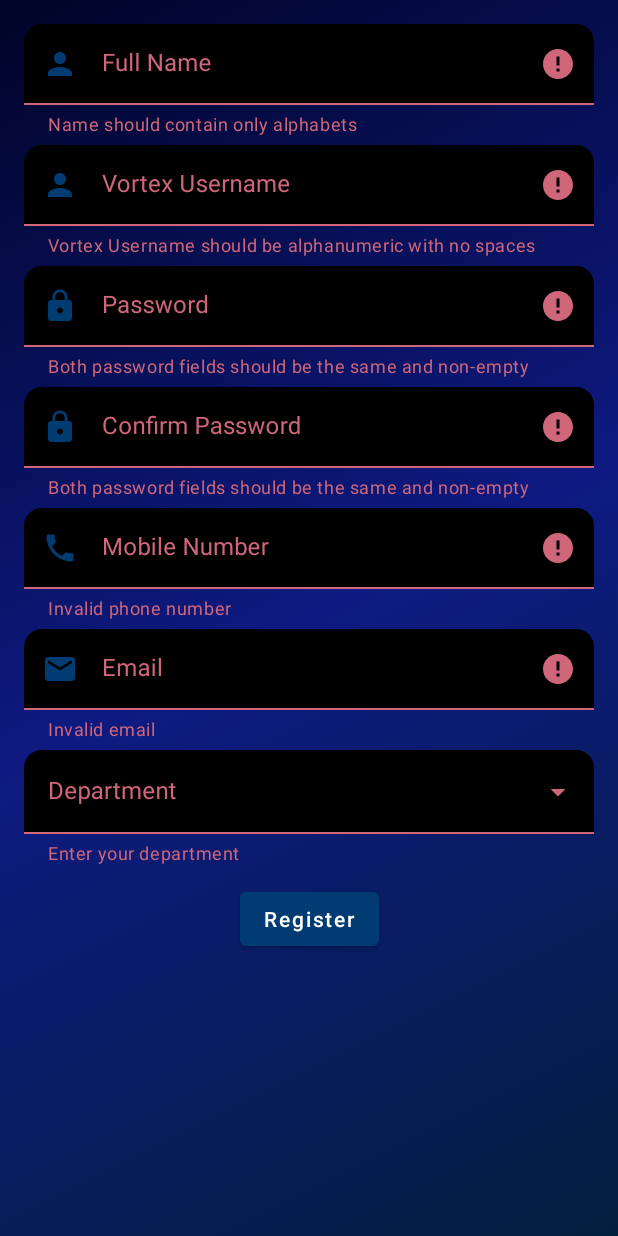
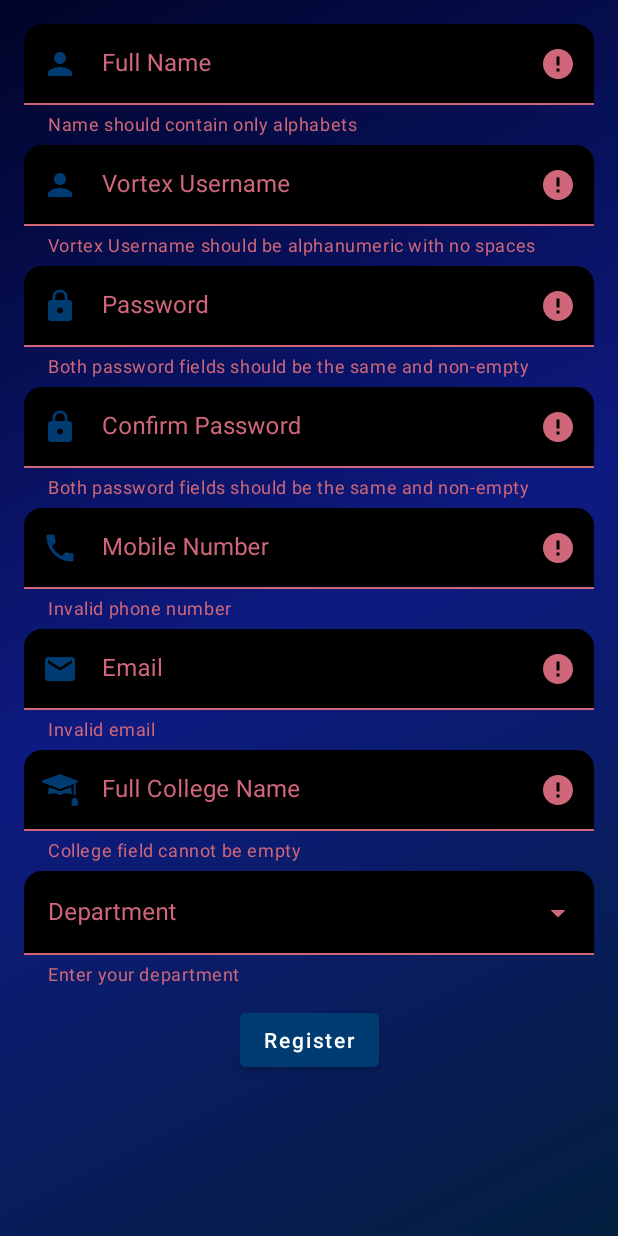
Before and after one commit to csea-vortex/android-vortex-21, an Android app: the RegisterFragment screen opened through its navigation route, after a tap on "Register", on a phone screen of 412 x 824 dp. Run offline under Robolectric (Android 15) with nearby library versions, the phone set to English and light mode, and no system bars; 4 statements that could not run were skipped.

Commit message:
feat: college field in register form

```diff
--- a/app/src/main/java/edu/nitt/vortex21/fragments/EventsFragment.kt
+++ b/app/src/main/java/edu/nitt/vortex21/fragments/EventsFragment.kt
@@ -16,6 +16,7 @@ import edu.nitt.vortex21.R
 import edu.nitt.vortex21.adapters.StoryTrayAdapter
 import edu.nitt.vortex21.databinding.FragmentEventsBinding
 import edu.nitt.vortex21.helpers.Resource
+import edu.nitt.vortex21.helpers.initGradientBackgroundAnimation
 import edu.nitt.vortex21.helpers.viewLifecycle
 import edu.nitt.vortex21.model.Stories
 import edu.nitt.vortex21.viewmodel.StoryViewModel
@@ -35,11 +36,10 @@ class EventsFragment : Fragment() {
         savedInstanceState: Bundle?
     ): View {
         binding = FragmentEventsBinding.inflate(inflater, container, false)
+        initGradientBackgroundAnimation(binding.root)
         observeLiveData()
-
         return binding.root
     }
-
 
     override fun onViewCreated(view: View, savedInstanceState: Bundle?) {
         super.onViewCreated(view, savedInstanceState)
--- a/app/src/main/java/edu/nitt/vortex21/fragments/LoginFragment.kt
+++ b/app/src/main/java/edu/nitt/vortex21/fragments/LoginFragment.kt
@@ -109,9 +109,10 @@ class LoginFragment : Fragment() {
             }
 
             val password = binding.editTextPassword.text.toString()
-            if (password.length < 8) {
+            if (password.isEmpty() or !Validators.isStrongPassword(password)) {
                 allOk = false
-                binding.containerPassword.error = "Password should have at least 8 characters"
+                binding.containerPassword.error =
+                    "Password must contain at least 8 characters in total, at least 1 number, 1 small and capital alphabet and a special character"
             }
 
             if (allOk) {
--- a/app/src/main/java/edu/nitt/vortex21/fragments/MoreFragment.kt
+++ b/app/src/main/java/edu/nitt/vortex21/fragments/MoreFragment.kt
@@ -16,6 +16,7 @@ import edu.nitt.vortex21.MainActivity
 import edu.nitt.vortex21.R
 import edu.nitt.vortex21.databinding.FragmentMoreBinding
 import edu.nitt.vortex21.helpers.Constants
+import edu.nitt.vortex21.helpers.initGradientBackgroundAnimation
 import edu.nitt.vortex21.helpers.viewLifecycle
 
 
@@ -28,6 +29,7 @@ class MoreFragment : Fragment() {
         savedInstanceState: Bundle?
     ): View {
         binding = FragmentMoreBinding.inflate(inflater, container, false)
+        initGradientBackgroundAnimation(binding.root)
         initSocialMediaChips()
         initLogoutButton()
         return binding.root
--- a/app/src/main/java/edu/nitt/vortex21/fragments/RegisterFragment.kt
+++ b/app/src/main/java/edu/nitt/vortex21/fragments/RegisterFragment.kt
@@ -73,7 +73,7 @@ class RegisterFragment : Fragment() {
             binding.editTextConfirmPassword to binding.containerConfirmPassword,
             binding.editTextNumber to binding.containerNumber,
             binding.editTextEmail to binding.containerEmail,
-            binding.autocompleteTextYearOfStudy to binding.containerYearOfStudy,
+            binding.editTextCollege to binding.containerCollege,
             binding.autocompleteTextDepartment to binding.containerDepartment,
         ).forEach {
             it.key.addTextChangedListener { text ->
@@ -106,9 +106,10 @@ class RegisterFragment : Fragment() {
                 val error = "Both password fields should be the same and non-empty"
                 binding.containerPassword.error = error
                 binding.containerConfirmPassword.error = error
-            } else if (password.length < 8) {
+            } else if (!Validators.isStrongPassword(password)) {
                 allOk = false
-                binding.containerPassword.error = "Password should have at least 8 characters"
+                binding.containerPassword.error =
+                    "Password must contain at least 8 characters in total, at least 1 number, 1 small and capital alphabet and a special character"
             }
 
             val number = binding.editTextNumber.text.toString()
@@ -123,11 +124,11 @@ class RegisterFragment : Fragment() {
                 binding.containerEmail.error = "Invalid email"
             }
 
-            /*val yearOfStudy = binding.autocompleteTextYearOfStudy.text.toString()
-            if (binding.autocompleteTextYearOfStudy.text.isEmpty()) {
+            val college = binding.editTextCollege.text.toString()
+            if (college.isEmpty()) {
                 allOk = false
-                binding.containerYearOfStudy.error = "Enter your year of study"
-            }*/
+                binding.containerCollege.error = "College field cannot be empty"
+            }
 
             val department = binding.autocompleteTextDepartment.text.toString()
             if (binding.autocompleteTextDepartment.text.isEmpty()) {
@@ -142,7 +143,8 @@ class RegisterFragment : Fragment() {
                     password = password,
                     mobileNumber = number,
                     email = email,
-                    department = department
+                    department = department,
+                    college = college
                 )
                 showProgressBar()
                 try {
@@ -162,13 +164,6 @@ class RegisterFragment : Fragment() {
             Constants.departments
         )
         binding.autocompleteTextDepartment.setAdapter(departmentAdapter)
-
-        val yearOfStudyAdapter = ArrayAdapter(
-            requireContext(),
-            android.R.layout.simple_list_item_1,
-            Constants.yearOfStudy
-        )
-        binding.autocompleteTextYearOfStudy.setAdapter(yearOfStudyAdapter)
     }
 
 }
--- a/app/src/main/java/edu/nitt/vortex21/helpers/Validators.kt
+++ b/app/src/main/java/edu/nitt/vortex21/helpers/Validators.kt
@@ -18,4 +18,8 @@ object Validators {
     fun containsAlphabets(name: String): Boolean {
         return name.matches("^[a-zA-Z ]*$".toRegex())
     }
+
+    fun isStrongPassword(password: String): Boolean {
+        return password.matches("^.*(?=.{8,})(?=..*[0-9])(?=.*[a-z])(?=.*[A-Z])(?=.*[@#$%^&+=]).*$".toRegex())
+    }
 }
--- a/app/src/main/java/edu/nitt/vortex21/model/RegisterRequest.kt
+++ b/app/src/main/java/edu/nitt/vortex21/model/RegisterRequest.kt
@@ -2,16 +2,21 @@ package edu.nitt.vortex21.model
 
 import com.google.gson.annotations.SerializedName
 
-data class RegisterRequest (
+data class RegisterRequest(
     @SerializedName("name")
     val fullName: String,
+
     val username: String,
+
     val password: String,
+
     @SerializedName("mobile")
     val mobileNumber: String,
+
     val email: String,
-    val college: String = "NITT",
+
+    val college: String,
+
     @SerializedName("dept")
     val department: String
-    //val yearOfStudy: String,
 )
--- /dev/null
+++ b/app/src/main/res/drawable/college.xml
@@ -0,0 +1,15 @@
+<vector xmlns:android="http://schemas.android.com/apk/res/android" xmlns:aapt="http://schemas.android.com/aapt"
+    android:viewportWidth="511.951"
+    android:viewportHeight="511.951"
+    android:width="24dp"
+    android:height="24dp">
+    <path
+        android:pathData="M250.702 240.02c3.307 1.226 7.008 1.312 10.547 0l189.727 -71.147v164.026c4.818 -1.212 9.811 -1.926 15 -1.926s10.182 0.714 15 1.926v-175.277l21.273 -7.603c12.923 -4.858 12.948 -23.228 0 -28.096l-241 -90c-3.399 -1.26 -7.149 -1.26 -10.547 0l-241 90c-12.923 4.858 -12.948 23.228 0 28.096z"
+        android:fillColor="#000000" />
+    <path
+        android:pathData="M465.975 360.972c-25.649 0 -45 32.241 -45 75v30c0 8.291 6.709 15 15 15h60c8.291 0 15 -6.709 15 -15v-30c0 -42.759 -19.35 -75 -45 -75z"
+        android:fillColor="#000000" />
+    <path
+        android:pathData="M411.121 215.861l-139.34 52.255c-10.437 3.855 -21.473 3.753 -31.509 0.029l-139.442 -52.286c-12.512 45.854 -9.33 75.947 -9.855 85.113 0 10.611 10.785 17.856 20.552 13.931 0.352 -0.132 35.42 -13.931 69.448 -13.931 31.655 0 65.317 26.455 65.654 26.733 5.364 4.268 13.171 4.408 18.72 -0.015 9.288 -7.441 39.185 -26.719 65.626 -26.719 34.028 0 69.097 13.799 69.448 13.931 9.744 3.916 20.552 -3.3 20.552 -13.931 -0.503 -8.795 2.584 -39.531 -9.854 -85.11z"
+        android:fillColor="#000000" />
+</vector>
--- a/app/src/main/res/layout/fragment_register.xml
+++ b/app/src/main/res/layout/fragment_register.xml
@@ -146,22 +146,20 @@
         </com.google.android.material.textfield.TextInputLayout>
 
         <com.google.android.material.textfield.TextInputLayout
-            android:id="@+id/containerYearOfStudy"
-            style="@style/TextInputLayout.ExposedDropdownMenu"
+            android:id="@+id/containerCollege"
+            style="@style/TextInputLayout"
             android:layout_width="match_parent"
             android:layout_height="wrap_content"
-            android:hint="@string/year_of_study"
-            android:labelFor="@id/autocompleteTextYearOfStudy"
-            android:visibility="gone"
-            app:endIconMode="dropdown_menu"
-            app:layout_constraintTop_toBottomOf="@id/containerEmail">
+            android:hint="@string/full_college_name"
+            app:endIconMode="clear_text"
+            app:layout_constraintTop_toBottomOf="@id/containerEmail"
+            app:startIconDrawable="@drawable/college">
 
-            <AutoCompleteTextView
-                android:id="@+id/autocompleteTextYearOfStudy"
+            <com.google.android.material.textfield.TextInputEditText
+                android:id="@+id/editTextCollege"
                 android:layout_width="match_parent"
                 android:layout_height="wrap_content"
-                android:inputType="none"
-                android:label="@id/containerYearOfStudy" />
+                android:inputType="textEmailAddress" />
 
         </com.google.android.material.textfield.TextInputLayout>
 
@@ -173,7 +171,7 @@
             android:hint="@string/department"
             android:labelFor="@id/autocompleteTextDepartment"
             app:endIconMode="dropdown_menu"
-            app:layout_constraintTop_toBottomOf="@id/containerYearOfStudy">
+            app:layout_constraintTop_toBottomOf="@id/containerCollege">
 
             <AutoCompleteTextView
                 android:id="@+id/autocompleteTextDepartment"
--- a/app/src/main/res/values/strings.xml
+++ b/app/src/main/res/values/strings.xml
@@ -22,6 +22,9 @@
     <string name="year_of_study">Year of Study</string>
     <string name="year_of_study_error_description">Year of Study</string>
 
+    <string name="full_college_name">Full College Name</string>
+    <string name="college_error_description">College</string>
+
     <string name="department">Department</string>
     <string name="login">Login</string>
     <string name="register">Register</string>
```
